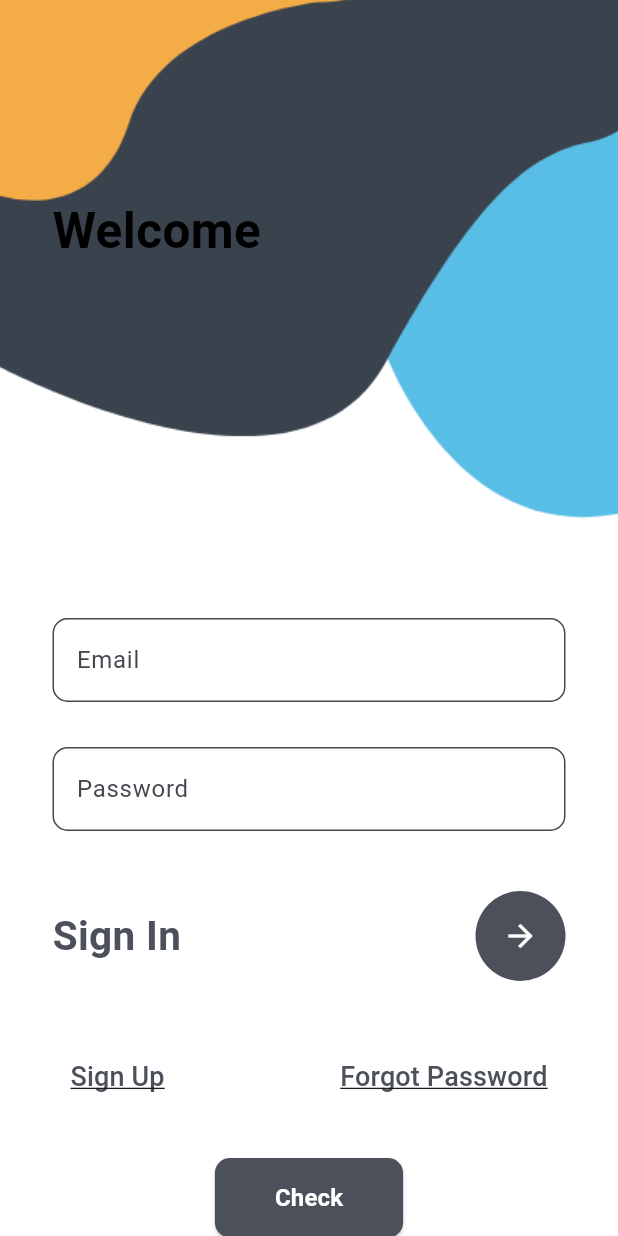
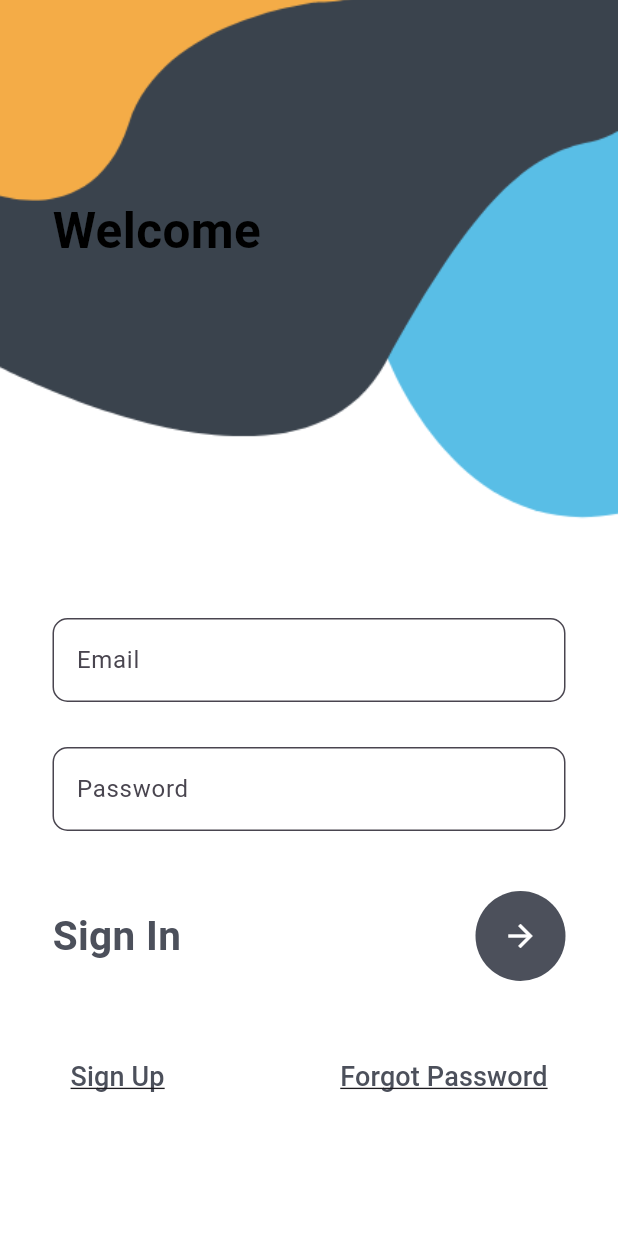
Before and after one commit to Vaibhav-Dodiya/rentHub_front, a Flutter app: the screen it shows after launch, on a phone screen of 412 x 824 dp. Run offline on Flutter 3.47's test engine with Material 3 defaults, Android fonts, the phone set to English and light mode, and no system bars; our stand-ins replace image_picker, shared_preferences.

Commit message:
Remove unnecessary Check button from login screen

```diff
--- a/lib/presentation/screens/auth/login_screen.dart
+++ b/lib/presentation/screens/auth/login_screen.dart
@@ -221,33 +221,6 @@ class _MyLoginState extends State<MyLogin> {
                         ),
                       ],
                     ),
-                    const SizedBox(height: 30),
-
-                    ElevatedButton(
-                      onPressed: () {
-                        ScaffoldMessenger.of(context).showSnackBar(
-                          const SnackBar(content: Text("Check button pressed")),
-                        );
-                      },
-                      style: ElevatedButton.styleFrom(
-                        backgroundColor: const Color(0xff4c505b),
-                        shape: RoundedRectangleBorder(
-                          borderRadius: BorderRadius.circular(10),
-                        ),
-                        padding: const EdgeInsets.symmetric(
-                          horizontal: 40,
-                          vertical: 15,
-                        ),
-                      ),
-                      child: const Text(
-                        'Check',
-                        style: TextStyle(
-                          fontSize: 16,
-                          fontWeight: FontWeight.bold,
-                          color: Colors.white,
-                        ),
-                      ),
-                    ),
                   ],
                 ),
               ),
```
Also changed, not shown: 3 other files.
